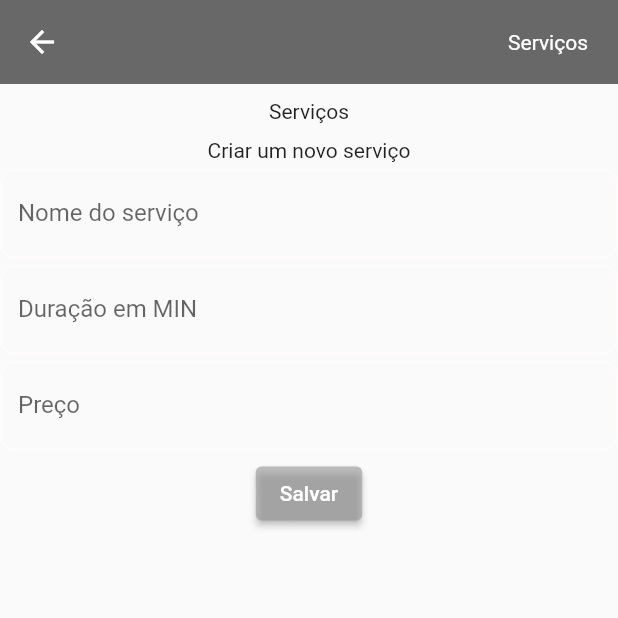
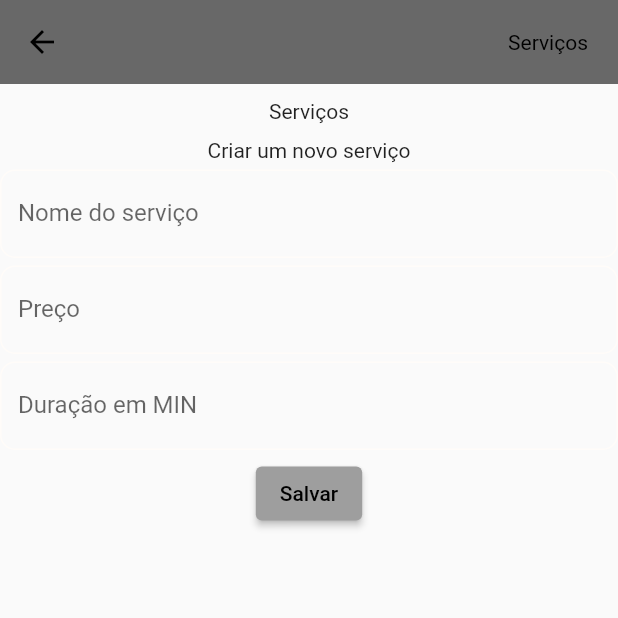
Before and after one commit to Antony-Lucas/barbershop_app, a Flutter app: the AdminHome screen opened directly, after a tap on the "content cut" icon, on a phone screen of 412 x 824 dp, the top half of it. Run offline on Flutter 3.47's test engine with Material 2 defaults, Android fonts, the phone set to English and light mode, and no system bars; our stand-ins replace shared_preferences, table_calendar; missing offline and left inert: shared_preferences_web; accounts and stored records are empty.

Commit message:
Adding services to REST

```diff
--- a/lib/routes/admin/admin_calendar.dart
+++ b/lib/routes/admin/admin_calendar.dart
@@ -172,12 +172,12 @@ class _WeekDaysState extends State<WeekDays> {
                     calendarStyle: const CalendarStyle(
                       defaultTextStyle: TextStyle(color: Colors.black38),
                       todayDecoration: BoxDecoration(
-                        color: Color(0xFFD4BA53),
+                        color: AppColors.singedYellow,
                         shape: BoxShape.circle,
                       ),
                       todayTextStyle: TextStyle(color: Colors.black),
                       selectedDecoration: BoxDecoration(
-                        color: Color(0xFFDEC978),
+                        color: AppColors.yellowBellow,
                         shape: BoxShape.circle,
                       ),
                       selectedTextStyle: TextStyle(color: Colors.black),
--- a/lib/routes/admin/admin_home.dart
+++ b/lib/routes/admin/admin_home.dart
@@ -1,4 +1,5 @@
 import 'package:flutter/material.dart';
+import 'package:barbershop_app/widgets/colorPallete.dart';
 import 'package:barbershop_app/routes/admin/admin_schedule.dart';
 import 'package:barbershop_app/routes/admin/admin_profile.dart';
 import 'package:barbershop_app/routes/admin/admin_calendar.dart';
@@ -16,11 +17,11 @@ class _AdminHome extends State<AdminHome> {
   Widget build(BuildContext context) {
     return Scaffold(
       appBar: AppBar(
-        leading: IconButton(
-          padding: const EdgeInsets.symmetric(horizontal: 15),
+        actions: <Widget>[
+          IconButton(
             icon: const Icon(
-            Icons.person,
-            color: Color.fromARGB(222, 222, 222, 222),
+              Icons.more_vert,
+              color: AppColors.antiIcon,
               size: 35,
             ),
             onPressed: () {
@@ -28,17 +29,8 @@ class _AdminHome extends State<AdminHome> {
                   MaterialPageRoute(builder: (context) => const Profile()));
             },
           ),
-        actions: <Widget>[
-          IconButton(
-              padding: const EdgeInsets.symmetric(horizontal: 20.0),
-              icon: const Icon(
-                Icons.notifications_outlined,
-                color: Color.fromARGB(222, 222, 222, 222),
-                size: 30,
-              ),
-              onPressed: () {}),
         ],
-        backgroundColor: const Color(0xFF121212),
+        backgroundColor: AppColors.primarywhite,
         elevation: 0,
       ),
       body: const BodyDash(),
@@ -62,11 +54,11 @@ class _BodyDashState extends State<BodyDash> {
           children: <Widget>[
             Container(
                 alignment: Alignment.centerLeft,
-                padding: const EdgeInsets.only(top: 30, left: 20, bottom: 20),
+                padding: const EdgeInsets.only(top: 20, left: 20, bottom: 15),
                 child: const Text(
                   "Atividade",
                   style: TextStyle(
-                      color: Color.fromARGB(222, 222, 222, 222),
+                      color: AppColors.fontAwesome,
                       fontSize: 15,
                       fontWeight: FontWeight.bold),
                 ))
@@ -222,7 +214,7 @@ class _CircularMenuState extends State<CircularMenu> {
                   padding: EdgeInsets.only(top: 8),
                   child: Text(
                     "Agenda",
-                    style: TextStyle(color: Color.fromARGB(222, 222, 222, 222)),
+                    style: TextStyle(color: AppColors.secondaryCofee),
                   ))
             ],
           ),
@@ -245,7 +237,7 @@ class _CircularMenuState extends State<CircularMenu> {
                   padding: EdgeInsets.only(top: 8, left: 12),
                   child: Text(
                     "Receita",
-                    style: TextStyle(color: Color.fromARGB(222, 222, 222, 222)),
+                    style: TextStyle(color: AppColors.secondaryCofee),
                   ))
             ],
           ),
@@ -269,7 +261,7 @@ class _CircularMenuState extends State<CircularMenu> {
                   padding: EdgeInsets.only(top: 8, left: 12),
                   child: Text(
                     "Equipe",
-                    style: TextStyle(color: Color.fromARGB(222, 222, 222, 222)),
+                    style: TextStyle(color: AppColors.secondaryCofee),
                   ))
             ],
           ),
@@ -283,9 +275,10 @@ class _CircularMenuState extends State<CircularMenu> {
                   icon: const Icon(Icons.cut,
                       color: Color.fromARGB(222, 222, 222, 222)),
                   onPressed: () {
-                    Navigator.push(context,
-                      MaterialPageRoute(builder: (context) => const Services())
-                    );
+                    Navigator.push(
+                        context,
+                        MaterialPageRoute(
+                            builder: (context) => const Services()));
                   },
                 ),
                 decoration: BoxDecoration(
@@ -296,7 +289,7 @@ class _CircularMenuState extends State<CircularMenu> {
                   padding: EdgeInsets.only(top: 8, left: 12),
                   child: Text(
                     "Serviços",
-                    style: TextStyle(color: Color.fromARGB(222, 222, 222, 222)),
+                    style: TextStyle(color: AppColors.secondaryCofee),
                   ))
             ],
           ),
@@ -321,7 +314,7 @@ class _CircularMenuState extends State<CircularMenu> {
                   padding: EdgeInsets.only(top: 8, left: 12),
                   child: Text(
                     "Produtos",
-                    style: TextStyle(color: Color.fromARGB(222, 222, 222, 222)),
+                    style: TextStyle(color: AppColors.secondaryCofee),
                   ))
             ],
           )
--- a/lib/routes/admin/admin_services.dart
+++ b/lib/routes/admin/admin_services.dart
@@ -1,4 +1,4 @@
-import 'package:barbershop_app/routes/admin/admin_schedule.dart';
+import 'package:barbershop_app/routes/admin/admin_new_schedule.dart';
 import 'package:flutter/material.dart';
 import 'package:barbershop_app/widgets/default_textfield.dart';
 
@@ -11,19 +11,20 @@ class Services extends StatefulWidget {
 
 class _ServicesState extends State<Services> {
   final serviceNameController = TextEditingController();
-  final priceController = TextEditingController();
-  final durationController = TextEditingController();
-  bool value = true;
-  late Map<List<NewService>, bool> mySelectedServices;
+  final servicePriceController = TextEditingController();
+  final serviceDurationController = TextEditingController();
+  List<NewService> addServices = [];
+  List<Map> mySelectedServices = [];
+
   @override
   void dispose() {
     serviceNameController.dispose();
-    priceController.dispose();
-    durationController.dispose();
+    servicePriceController.dispose();
+    serviceDurationController.dispose();
     super.dispose();
   }
-  List<bool> testcheck = [];
-  List<NewService> addServices = [];
+  final bool _checkValue = false;
+
   @override
   Widget build(BuildContext context) {
     return Stack(
@@ -40,7 +41,8 @@ class _ServicesState extends State<Services> {
             ],
           ),
           body: SingleChildScrollView(
-            child: Column(children: <Widget>[
+            child: Column(
+              children: <Widget>[
                 Padding(
                   padding: const EdgeInsets.all(10.0),
                   child: Column(
@@ -58,40 +60,59 @@ class _ServicesState extends State<Services> {
                       hint: "Nome do serviço"),
                     const SizedBox(height: 5.0),
                     buildTextField(
-                      controller: durationController, hint: "Duração em MIN"),
+                      controller: servicePriceController,
+                      hint: "Preço"),
                     const SizedBox(height: 5.0),
-                  buildTextField(controller: priceController, hint: "Preço"),
+                    buildTextField(
+                      controller: serviceDurationController,
+                      hint: "Duração em MIN"),
                     const SizedBox(height: 5.0),
                   ]),
                 ),
                 ...addServices.map((services) => CheckboxListTile(
                     title: Text(services.title),
-                  value: testcheck.contains(false),
-                  onChanged: (value) {
+                    subtitle: Text(services.price.toString()),
+                    value: services.check,
+                    onChanged: (newvalue) {
                       setState(() {
-                    testcheck.add(false);
+                        services.check = newvalue!;
                       });
                     }
                   )
                 ),
+                Wrap(
+                  children: [
+                    ...addServices.map((e){
+                        if(e.check == true){
+                          return Card(
+                            elevation: 3,
+                            color: AppColors.babyPowder,
+                            child: Text(e.title),
+                          );
+                        }
+                        return Container();
+                      }
+                    ).toList(),
+                  ],
+                ),
                 ElevatedButton(
                   onPressed: () {
                     setState(() {
-                    addServices.add(
-                      NewService(
-                        id: 5,
-                        min: 30,
+                      addServices.add(NewService(
+                        id: 0,
+                        min: int.parse(serviceDurationController.text),
                         title: serviceNameController.text,
-                        price: 5.50
+                        price: double.parse(servicePriceController.text),
+                        check: _checkValue,
                         )
                       );
-                  }
-                );
+                    });
                   },
                   child: const Text("Salvar")),
               ],
             ),
-        ),),
+          ),
+        ),
       ],
     );
   }
@@ -101,6 +122,14 @@ class NewService {
   final int id, min;
   final String title;
   final double price;
-
-  NewService({required this.id, required this.title, required this.min, required this.price});
+  late bool check;
+  NewService(
+      {
+      required this.id,
+      required this.title,
+      required this.min,
+      required this.price,
+      required this.check,
       }
+  );
+}
--- a/lib/widgets/colorPallete.dart
+++ b/lib/widgets/colorPallete.dart
@@ -5,7 +5,12 @@ class AppColors {
 
   static const Color blackCoffee = Color(0xFF352d39);
   static const Color eggPlant = Color(0xFF6d435a);
-  static const Color celeste = Color(0xFFb1ede8);
   static const Color babyPowder = Color(0xFFFFFcF9);
   static const Color ultraRed = Color(0xFFFF6978);
+  static const Color singedYellow = Color(0xFFD4BA53);
+  static const Color yellowBellow = Color(0xFFDEC978);
+  static const Color primarywhite = Color(0xFFFAFAFA);
+  static const Color secondaryCofee = Color(0x73000000);
+  static const Color antiIcon = Color(0x8A000000);
+  static const Color fontAwesome = Color(0xDD000000);
 }
```
Also changed, not shown: lib/main.dart (+1 -38 lines), 4 other files. Lines whose indentation alone changed are shown as unchanged.
